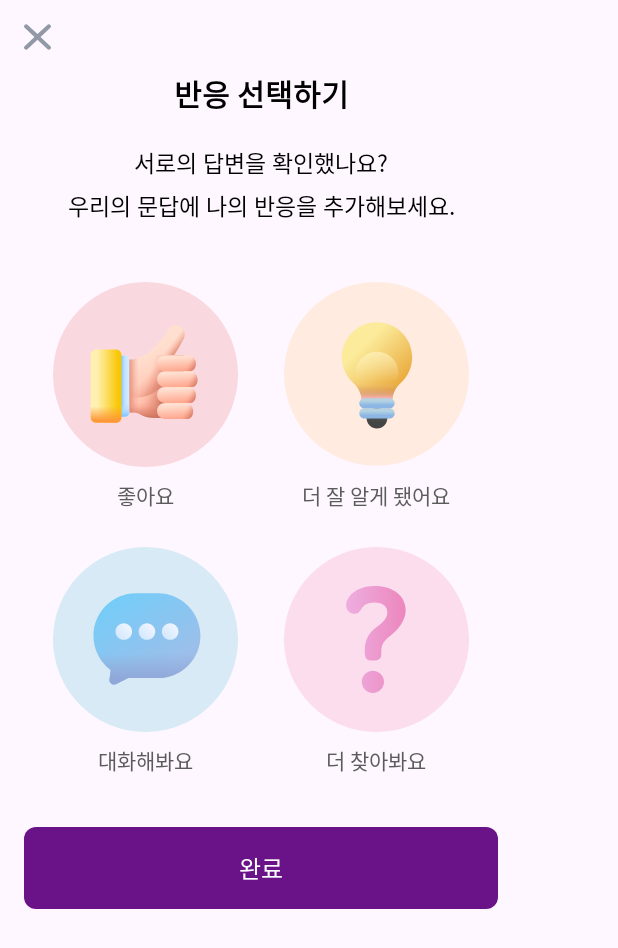
After one commit to abloom-AOS/MERY_Android, an Android app: the layout dialog_response_select.xml on its own in the app's theme, with its tools: preview values and no code run, on a phone screen of 412 x 824 dp. The commit adds this screen. Shown: the top 948 px of the screen. Run offline under Robolectric (Android 15) with nearby library versions, the phone set to English and light mode, and no system bars; Roboto replaces fonts that are not available here.

Commit message:
[Feat/#28] 반응 선택 다이얼로그 구현

```diff
--- a/app/src/main/java/com/abloom/mery/presentation/ui/qna/QnaFragment.kt
+++ b/app/src/main/java/com/abloom/mery/presentation/ui/qna/QnaFragment.kt
@@ -32,7 +32,6 @@ class QnaFragment : BaseFragment<FragmentQnaBinding>(R.layout.fragment_qna) {
 
         setupAppBar()
         setupDataBinding()
-        setupAppBar()
 
         observeQna()
     }
@@ -46,6 +45,7 @@ class QnaFragment : BaseFragment<FragmentQnaBinding>(R.layout.fragment_qna) {
     private fun setupDataBinding() {
         binding.onWriteAnswerButtonClick = ::navigateToWriteAnswer
         binding.onConnectButtonClick = ::navigateToConnect
+        binding.onResponseAddButtonClick = ::showResponseSelectDialog
     }
 
     private fun navigateToWriteAnswer() {
@@ -57,6 +57,10 @@ class QnaFragment : BaseFragment<FragmentQnaBinding>(R.layout.fragment_qna) {
 
     private fun navigateToConnect() {
         findNavController().navigate(QnaFragmentDirections.actionQnaFragmentToConnectFragment())
+    }
+
+    private fun showResponseSelectDialog() {
+        ResponseSelectDialog().show(childFragmentManager, ResponseSelectDialog.TAG)
     }
 
     private fun observeQna() {
--- /dev/null
+++ b/app/src/main/java/com/abloom/mery/presentation/ui/qna/ResponseSelectDialog.kt
@@ -0,0 +1,56 @@
+package com.abloom.mery.presentation.ui.qna
+
+import android.os.Bundle
+import android.view.LayoutInflater
+import android.view.View
+import android.view.ViewGroup
+import androidx.core.content.ContextCompat
+import androidx.fragment.app.DialogFragment
+import androidx.fragment.app.viewModels
+import com.abloom.mery.R
+import com.abloom.mery.databinding.DialogResponseSelectBinding
+
+class ResponseSelectDialog : DialogFragment() {
+
+    private val viewModel: QnaViewModel by viewModels(ownerProducer = { requireParentFragment() })
+
+    private var _binding: DialogResponseSelectBinding? = null
+    private val binding get() = _binding!!
+
+    override fun onCreateView(
+        inflater: LayoutInflater,
+        container: ViewGroup?,
+        savedInstanceState: Bundle?
+    ): View {
+        _binding = DialogResponseSelectBinding.inflate(inflater, container, false)
+        binding.lifecycleOwner = viewLifecycleOwner
+        return binding.root
+    }
+
+    override fun onViewCreated(view: View, savedInstanceState: Bundle?) {
+        super.onViewCreated(view, savedInstanceState)
+
+        setupDataBinding()
+        setupBackground()
+    }
+
+    private fun setupDataBinding() {
+        binding.viewModel = viewModel
+        binding.onCloseButtonClick = ::dismiss
+        binding.onCompleteButtonClick = { response ->
+            viewModel.respondToQna(response)
+            dismiss()
+        }
+    }
+
+    private fun setupBackground() {
+        dialog?.window?.setBackgroundDrawable(
+            ContextCompat.getDrawable(requireContext(), R.drawable.bg_response_select_dialog)
+        )
+    }
+
+    companion object {
+
+        const val TAG = "TAG_RESPONSE_SELECT_DIALOG"
+    }
+}
--- /dev/null
+++ b/app/src/main/res/layout/dialog_response_select.xml
@@ -0,0 +1,229 @@
+<?xml version="1.0" encoding="utf-8"?>
+<layout xmlns:android="http://schemas.android.com/apk/res/android"
+    xmlns:app="http://schemas.android.com/apk/res-auto">
+
+    <data>
+
+        <import type="com.abloom.domain.qna.model.Response" />
+
+        <import type="kotlin.Unit" />
+
+        <variable
+            name="viewModel"
+            type="com.abloom.mery.presentation.ui.qna.QnaViewModel" />
+
+        <variable
+            name="onCloseButtonClick"
+            type="kotlin.jvm.functions.Function0" />
+
+        <variable
+            name="onCompleteButtonClick"
+            type="kotlin.jvm.functions.Function1&lt;Response, Unit>" />
+    </data>
+
+    <ScrollView
+        android:layout_width="wrap_content"
+        android:layout_height="wrap_content">
+
+        <androidx.constraintlayout.widget.ConstraintLayout
+            android:layout_width="348dp"
+            android:layout_height="wrap_content">
+
+            <ImageView
+                android:id="@+id/iv_qna_response_select_dialog_close_button"
+                android:layout_width="wrap_content"
+                android:layout_height="wrap_content"
+                android:contentDescription="@string/qna_response_select_dialog_close_button_description"
+                android:onClick="@{() -> onCloseButtonClick.invoke()}"
+                android:padding="16dp"
+                android:src="@drawable/ic_response_select_dialog_close_button"
+                app:layout_constraintStart_toStartOf="parent"
+                app:layout_constraintTop_toTopOf="parent" />
+
+            <TextView
+                android:id="@+id/tv_qna_response_select_dialog_title"
+                android:layout_width="wrap_content"
+                android:layout_height="wrap_content"
+                android:layout_marginTop="42dp"
+                android:paddingVertical="5dp"
+                android:text="@string/qna_response_select_dialog_title"
+                android:textAppearance="@style/title3"
+                android:textColor="@color/black"
+                android:textStyle="bold"
+                app:layout_constraintEnd_toEndOf="parent"
+                app:layout_constraintStart_toStartOf="parent"
+                app:layout_constraintTop_toTopOf="parent" />
+
+            <TextView
+                android:id="@+id/tv_qna_response_select_dialog_description"
+                android:layout_width="wrap_content"
+                android:layout_height="wrap_content"
+                android:layout_marginTop="10dp"
+                android:gravity="center"
+                android:paddingVertical="4dp"
+                android:text="@string/qna_response_select_dialog_description"
+                android:textAppearance="@style/subheadline"
+                android:textColor="@color/black"
+                app:layout_constraintEnd_toEndOf="parent"
+                app:layout_constraintStart_toStartOf="parent"
+                app:layout_constraintTop_toBottomOf="@id/tv_qna_response_select_dialog_title" />
+
+            <androidx.constraintlayout.widget.Guideline
+                android:id="@+id/guideline_vertical_center"
+                android:layout_width="wrap_content"
+                android:layout_height="wrap_content"
+                android:orientation="vertical"
+                app:layout_constraintGuide_percent="0.5" />
+
+
+            <ImageView
+                android:id="@+id/iv_qna_response_select_dialog_good_response"
+                android:layout_width="0dp"
+                android:layout_height="0dp"
+                android:layout_marginStart="35dp"
+                android:layout_marginTop="36dp"
+                android:layout_marginEnd="15dp"
+                android:contentDescription="@string/qna_response_select_dialog_good_button_description"
+                android:maxWidth="124dp"
+                android:onClick="@{() -> viewModel.toggleResponse(Response.GOOD)}"
+                android:src="@drawable/img_qna_good_response"
+                app:alpha="@{viewModel.selectedResponse == Response.GOOD ? 1.0f : 0.4f}"
+                app:layout_constraintDimensionRatio="1:1"
+                app:layout_constraintEnd_toStartOf="@id/guideline_vertical_center"
+                app:layout_constraintStart_toStartOf="parent"
+                app:layout_constraintTop_toBottomOf="@+id/tv_qna_response_select_dialog_description" />
+
+            <TextView
+                android:id="@+id/tv_qna_response_select_dialog_good_response"
+                android:layout_width="0dp"
+                android:layout_height="wrap_content"
+                android:fontFamily="@font/nps_regular"
+                android:gravity="center"
+                android:onClick="@{() -> viewModel.toggleResponse(Response.GOOD)}"
+                android:paddingTop="8dp"
+                android:paddingBottom="4dp"
+                android:text="@string/qna_good_response_label"
+                android:textColor="#5B5B5B"
+                app:alpha="@{viewModel.selectedResponse == Response.GOOD ? 1.0f : 0.4f}"
+                app:layout_constraintEnd_toEndOf="@id/iv_qna_response_select_dialog_good_response"
+                app:layout_constraintStart_toStartOf="@id/iv_qna_response_select_dialog_good_response"
+                app:layout_constraintTop_toBottomOf="@id/iv_qna_response_select_dialog_good_response" />
+
+            <ImageView
+                android:id="@+id/iv_qna_response_select_dialog_better_know_response"
+                android:layout_width="0dp"
+                android:layout_height="0dp"
+                android:layout_marginStart="15dp"
+                android:layout_marginEnd="35dp"
+                android:contentDescription="@string/qna_response_select_dialog_better_know_button_description"
+                android:maxWidth="124dp"
+                android:onClick="@{() -> viewModel.toggleResponse(Response.BETTER_KNOW)}"
+                android:src="@drawable/img_qna_better_know_response"
+                app:alpha="@{viewModel.selectedResponse == Response.BETTER_KNOW ? 1.0f : 0.4f}"
+                app:layout_constraintDimensionRatio="1:1"
+                app:layout_constraintEnd_toEndOf="parent"
+                app:layout_constraintStart_toEndOf="@id/guideline_vertical_center"
+                app:layout_constraintTop_toTopOf="@id/iv_qna_response_select_dialog_good_response" />
+
+            <TextView
+                android:id="@+id/tv_qna_response_select_dialog_better_know"
+                android:layout_width="0dp"
+                android:layout_height="wrap_content"
+                android:fontFamily="@font/nps_regular"
+                android:gravity="center"
+                android:onClick="@{() -> viewModel.toggleResponse(Response.BETTER_KNOW)}"
+                android:paddingTop="8dp"
+                android:paddingBottom="4dp"
+                android:text="@string/qna_better_know_response_label"
+                android:textColor="#5B5B5B"
+                app:alpha="@{viewModel.selectedResponse == Response.BETTER_KNOW ? 1.0f : 0.4f}"
+                app:layout_constraintEnd_toEndOf="@id/iv_qna_response_select_dialog_better_know_response"
+                app:layout_constraintStart_toStartOf="@id/iv_qna_response_select_dialog_better_know_response"
+                app:layout_constraintTop_toBottomOf="@id/iv_qna_response_select_dialog_better_know_response" />
+
+            <ImageView
+                android:id="@+id/iv_qna_response_select_dialog_lets_talk_response"
+                android:layout_width="0dp"
+                android:layout_height="0dp"
+                android:layout_marginStart="35dp"
+                android:layout_marginTop="20dp"
+                android:layout_marginEnd="15dp"
+                android:contentDescription="@string/qna_response_select_dialog_lets_talk_button_description"
+                android:onClick="@{() -> viewModel.toggleResponse(Response.LETS_TALK)}"
+                android:src="@drawable/img_qna_lets_talk_response"
+                app:alpha="@{viewModel.selectedResponse == Response.LETS_TALK ? 1.0f : 0.4f}"
+                app:layout_constraintDimensionRatio="1:1"
+                app:layout_constraintEnd_toEndOf="@id/guideline_vertical_center"
+                app:layout_constraintStart_toStartOf="parent"
+                app:layout_constraintTop_toBottomOf="@id/tv_qna_response_select_dialog_good_response" />
+
+            <TextView
+                android:id="@+id/tv_qna_response_select_dialog_lets_talk_response"
+                android:layout_width="0dp"
+                android:layout_height="wrap_content"
+                android:fontFamily="@font/nps_regular"
+                android:gravity="center"
+                android:onClick="@{() -> viewModel.toggleResponse(Response.LETS_TALK)}"
+                android:paddingTop="8dp"
+                android:paddingBottom="4dp"
+                android:text="@string/qna_lets_talk_response_label"
+                android:textColor="#5B5B5B"
+                app:alpha="@{viewModel.selectedResponse == Response.LETS_TALK ? 1.0f : 0.4f}"
+                app:layout_constraintEnd_toEndOf="@id/iv_qna_response_select_dialog_lets_talk_response"
+                app:layout_constraintStart_toStartOf="@id/iv_qna_response_select_dialog_lets_talk_response"
+                app:layout_constraintTop_toBottomOf="@id/iv_qna_response_select_dialog_lets_talk_response" />
+
+            <ImageView
+                android:id="@+id/iv_qna_response_select_dialog_lets_find_resopnse"
+                android:layout_width="0dp"
+                android:layout_height="0dp"
+                android:layout_marginStart="15dp"
+                android:layout_marginEnd="35dp"
+                android:contentDescription="@string/qna_response_select_dialog_lets_find_button_description"
+                android:onClick="@{() -> viewModel.toggleResponse(Response.LETS_FIND)}"
+                android:src="@drawable/img_qna_lets_find_response"
+                app:alpha="@{viewModel.selectedResponse == Response.LETS_FIND ? 1.0f : 0.4f}"
+                app:layout_constraintDimensionRatio="1:1"
+                app:layout_constraintEnd_toEndOf="parent"
+                app:layout_constraintStart_toStartOf="@id/guideline_vertical_center"
+                app:layout_constraintTop_toTopOf="@id/iv_qna_response_select_dialog_lets_talk_response" />
+
+            <TextView
+                android:id="@+id/tv_qna_response_select_dialog_lets_find_response"
+                android:layout_width="0dp"
+                android:layout_height="wrap_content"
+                android:fontFamily="@font/nps_regular"
+                android:gravity="center"
+                android:onClick="@{() -> viewModel.toggleResponse(Response.LETS_FIND)}"
+                android:paddingTop="8dp"
+                android:paddingBottom="4dp"
+                android:text="@string/qna_lets_find_response_label"
+                android:textColor="#5B5B5B"
+                app:alpha="@{viewModel.selectedResponse == Response.LETS_FIND ? 1.0f : 0.4f}"
+                app:layout_constraintEnd_toEndOf="@id/iv_qna_response_select_dialog_lets_find_resopnse"
+                app:layout_constraintStart_toStartOf="@id/iv_qna_response_select_dialog_lets_find_resopnse"
+                app:layout_constraintTop_toBottomOf="@id/iv_qna_response_select_dialog_lets_find_resopnse" />
+
+            <TextView
+                android:id="@+id/tv_qna_response_select_dialog_change_response_button"
+                android:layout_width="0dp"
+                android:layout_height="wrap_content"
+                android:layout_marginHorizontal="16dp"
+                android:layout_marginTop="30dp"
+                android:layout_marginBottom="26dp"
+                android:background="@drawable/bg_all_primary_button_big"
+                android:enabled="@{viewModel.selectedResponse != null}"
+                android:gravity="center"
+                android:onClick="@{() -> onCompleteButtonClick.invoke(viewModel.selectedResponse)}"
+                android:paddingVertical="15dp"
+                android:text="@string/all_complete"
+                android:textAppearance="@style/callout"
+                android:textColor="@color/white"
+                app:layout_constraintBottom_toBottomOf="parent"
+                app:layout_constraintEnd_toEndOf="parent"
+                app:layout_constraintStart_toStartOf="parent"
+                app:layout_constraintTop_toBottomOf="@id/tv_qna_response_select_dialog_lets_find_response" />
+
+        </androidx.constraintlayout.widget.ConstraintLayout>
+    </ScrollView>
+</layout>
```
